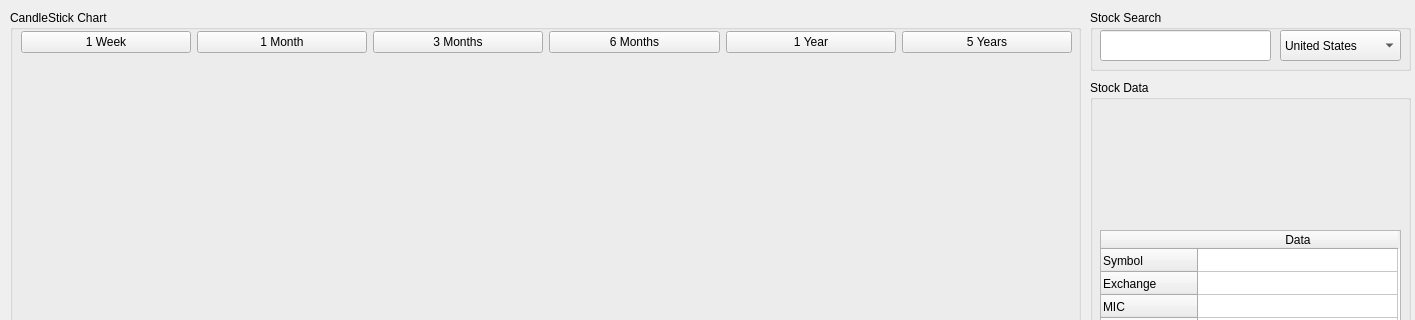
This is user_interface_design.ui in ridvikpal/MarkedUp as Qt 5 draws it before an edit; both pictures show x 0 to 1415 and y 0 to 320 of the 1415 by 830 pixel window. The edited form follows.
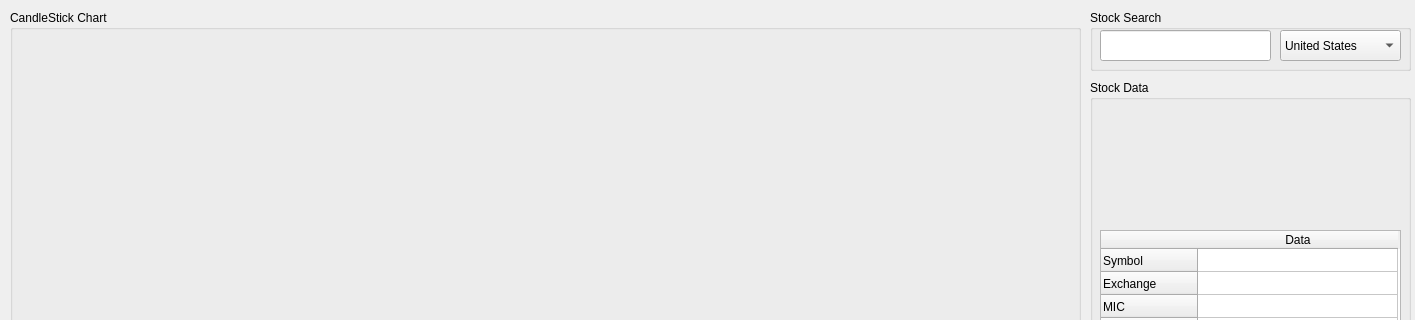
This is the edited form.

Commit message: update gui by removing chart filter buttons (added those in plotly directly)

```diff
--- a/user_interface_design.ui
+++ b/user_interface_design.ui
@@ -30,95 +30,11 @@
      <property name="geometry">
       <rect>
        <x>10</x>
-       <y>60</y>
-       <width>1051</width>
-       <height>741</height>
-      </rect>
-     </property>
-    </widget>
-    <widget class="QWidget" name="layoutWidget">
-     <property name="geometry">
-      <rect>
-       <x>11</x>
        <y>20</y>
        <width>1051</width>
-       <height>25</height>
+       <height>781</height>
       </rect>
      </property>
-     <layout class="QHBoxLayout" name="horizontalLayout_3">
-      <item>
-       <widget class="QPushButton" name="weekButton">
-        <property name="font">
-         <font>
-          <family>Arial</family>
-         </font>
-        </property>
-        <property name="text">
-         <string>1 Week</string>
-        </property>
-       </widget>
-      </item>
-      <item>
-       <widget class="QPushButton" name="monthButton">
-        <property name="font">
-         <font>
-          <family>Arial</family>
-         </font>
-        </property>
-        <property name="text">
-         <string>1 Month</string>
-        </property>
-       </widget>
-      </item>
-      <item>
-       <widget class="QPushButton" name="threeMonthsButton">
-        <property name="font">
-         <font>
-          <family>Arial</family>
-         </font>
-        </property>
-        <property name="text">
-         <string>3 Months</string>
-        </property>
-       </widget>
-      </item>
-      <item>
-       <widget class="QPushButton" name="sixMonthsButton">
-        <property name="font">
-         <font>
-          <family>Arial</family>
-         </font>
-        </property>
-        <property name="text">
-         <string>6 Months</string>
-        </property>
-       </widget>
-      </item>
-      <item>
-       <widget class="QPushButton" name="yearButton">
-        <property name="font">
-         <font>
-          <family>Arial</family>
-         </font>
-        </property>
-        <property name="text">
-         <string>1 Year</string>
-        </property>
-       </widget>
-      </item>
-      <item>
-       <widget class="QPushButton" name="fiveYearsButton">
-        <property name="font">
-         <font>
-          <family>Arial</family>
-         </font>
-        </property>
-        <property name="text">
-         <string>5 Years</string>
-        </property>
-       </widget>
-      </item>
-     </layout>
     </widget>
    </widget>
    <widget class="QGroupBox" name="stockSearchGroup">
```
The commit also changes 1 other file.
